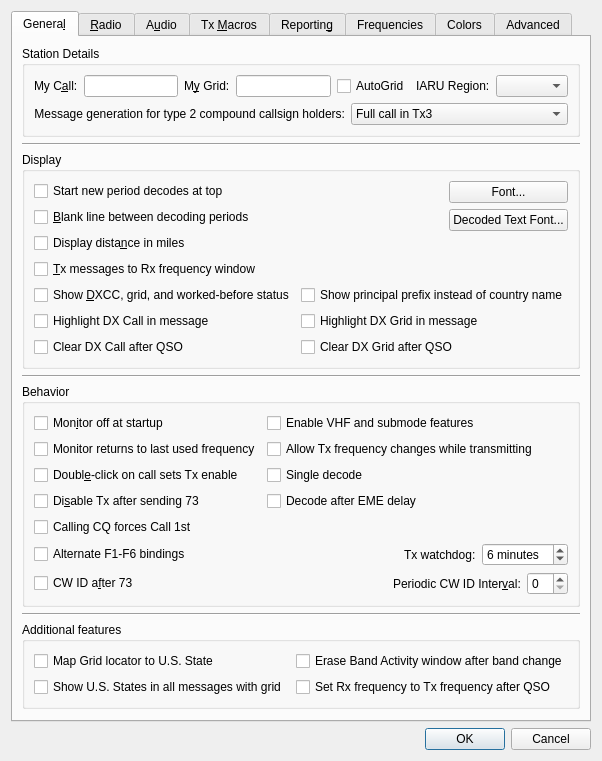
Qt form Configuration.ui (uaro-radio/wsjtx) before a commit.
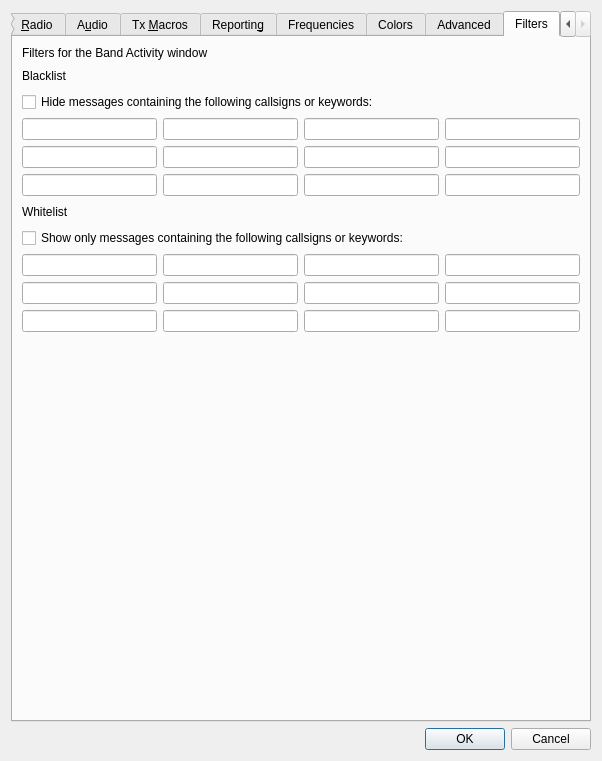
The same form after that commit. The open tabs and pages were chosen to show the change. Custom widgets are drawn as their Qt base class.

Commit message: Add Filters feature.

The edit to the form file:
```diff
--- a/Configuration.ui
+++ b/Configuration.ui
@@ -6,7 +6,7 @@
    <rect>
     <x>0</x>
     <y>0</y>
-    <width>554</width>
+    <width>589</width>
     <height>687</height>
    </rect>
   </property>
@@ -3148,6 +3148,170 @@
        </item>
       </layout>
      </widget>
+     <widget class="QWidget" name="filters_tab">
+      <attribute name="title">
+       <string>Filters</string>
+      </attribute>
+      <layout class="QGridLayout" name="gridLayout_13">
+       <item row="0" column="0">
+        <layout class="QGridLayout" name="gridLayout_19">
+         <item row="3" column="2">
+          <widget class="QLineEdit" name="Blacklist3"/>
+         </item>
+         <item row="4" column="1">
+          <widget class="QLineEdit" name="Blacklist6"/>
+         </item>
+         <item row="2" column="0" colspan="4">
+          <widget class="QCheckBox" name="cbBlacklist">
+           <property name="text">
+            <string>Hide messages containing the following callsigns or keywords:</string>
+           </property>
+          </widget>
+         </item>
+         <item row="3" column="0">
+          <widget class="QLineEdit" name="Blacklist1"/>
+         </item>
+         <item row="10" column="3">
+          <widget class="QLineEdit" name="Whitelist12"/>
+         </item>
+         <item row="10" column="0">
+          <widget class="QLineEdit" name="Whitelist9"/>
+         </item>
+         <item row="4" column="3">
+          <widget class="QLineEdit" name="Blacklist8"/>
+         </item>
+         <item row="7" column="0" colspan="4">
+          <widget class="QCheckBox" name="cbWhitelist">
+           <property name="text">
+            <string>Show only messages containing the following callsigns or keywords:</string>
+           </property>
+          </widget>
+         </item>
+         <item row="5" column="3">
+          <widget class="QLineEdit" name="Blacklist12"/>
+         </item>
+         <item row="4" column="2">
+          <widget class="QLineEdit" name="Blacklist7"/>
+         </item>
+         <item row="8" column="2">
+          <widget class="QLineEdit" name="Whitelist3"/>
+         </item>
+         <item row="9" column="3">
+          <widget class="QLineEdit" name="Whitelist8"/>
+         </item>
+         <item row="10" column="2">
+          <widget class="QLineEdit" name="Whitelist11"/>
+         </item>
+         <item row="10" column="1">
+          <widget class="QLineEdit" name="Whitelist10"/>
+         </item>
+         <item row="5" column="0">
+          <widget class="QLineEdit" name="Blacklist9"/>
+         </item>
+         <item row="3" column="1">
+          <widget class="QLineEdit" name="Blacklist2"/>
+         </item>
+         <item row="8" column="3">
+          <widget class="QLineEdit" name="Whitelist4"/>
+         </item>
+         <item row="3" column="3">
+          <widget class="QLineEdit" name="Blacklist4"/>
+         </item>
+         <item row="8" column="0">
+          <widget class="QLineEdit" name="Whitelist1"/>
+         </item>
+         <item row="11" column="0">
+          <spacer name="verticalSpacer_10">
+           <property name="orientation">
+            <enum>Qt::Vertical</enum>
+           </property>
+           <property name="sizeHint" stdset="0">
+            <size>
+             <width>20</width>
+             <height>40</height>
+            </size>
+           </property>
+          </spacer>
+         </item>
+         <item row="0" column="0" colspan="4">
+          <widget class="QLabel" name="label_18">
+           <property name="sizePolicy">
+            <sizepolicy hsizetype="Preferred" vsizetype="Preferred">
+             <horstretch>0</horstretch>
+             <verstretch>0</verstretch>
+            </sizepolicy>
+           </property>
+           <property name="text">
+            <string>Filters for the Band Activity window</string>
+           </property>
+           <property name="alignment">
+            <set>Qt::AlignLeading|Qt::AlignLeft|Qt::AlignTop</set>
+           </property>
+          </widget>
+         </item>
+         <item row="9" column="1">
+          <widget class="QLineEdit" name="Whitelist6"/>
+         </item>
+         <item row="8" column="1">
+          <widget class="QLineEdit" name="Whitelist2"/>
+         </item>
+         <item row="5" column="2">
+          <widget class="QLineEdit" name="Blacklist11"/>
+         </item>
+         <item row="1" column="0" colspan="4" alignment="Qt::AlignBottom">
+          <widget class="QLabel" name="label_24">
+           <property name="sizePolicy">
+            <sizepolicy hsizetype="Preferred" vsizetype="Preferred">
+             <horstretch>0</horstretch>
+             <verstretch>0</verstretch>
+            </sizepolicy>
+           </property>
+           <property name="minimumSize">
+            <size>
+             <width>0</width>
+             <height>20</height>
+            </size>
+           </property>
+           <property name="text">
+            <string>Blacklist</string>
+           </property>
+          </widget>
+         </item>
+         <item row="4" column="0">
+          <widget class="QLineEdit" name="Blacklist5"/>
+         </item>
+         <item row="9" column="0">
+          <widget class="QLineEdit" name="Whitelist5"/>
+         </item>
+         <item row="5" column="1">
+          <widget class="QLineEdit" name="Blacklist10"/>
+         </item>
+         <item row="6" column="0" colspan="4" alignment="Qt::AlignBottom">
+          <widget class="QLabel" name="label_23">
+           <property name="sizePolicy">
+            <sizepolicy hsizetype="Preferred" vsizetype="Preferred">
+             <horstretch>0</horstretch>
+             <verstretch>0</verstretch>
+            </sizepolicy>
+           </property>
+           <property name="minimumSize">
+            <size>
+             <width>0</width>
+             <height>20</height>
+            </size>
+           </property>
+           <property name="text">
+            <string>Whitelist</string>
+           </property>
+          </widget>
+         </item>
+         <item row="9" column="2">
+          <widget class="QLineEdit" name="Whitelist7"/>
+         </item>
+        </layout>
+       </item>
+      </layout>
+     </widget>
     </widget>
    </item>
    <item>
```
Left out of the diff: 2 changed lines with no effect on the pictures. The commit also changes 3 other files.
